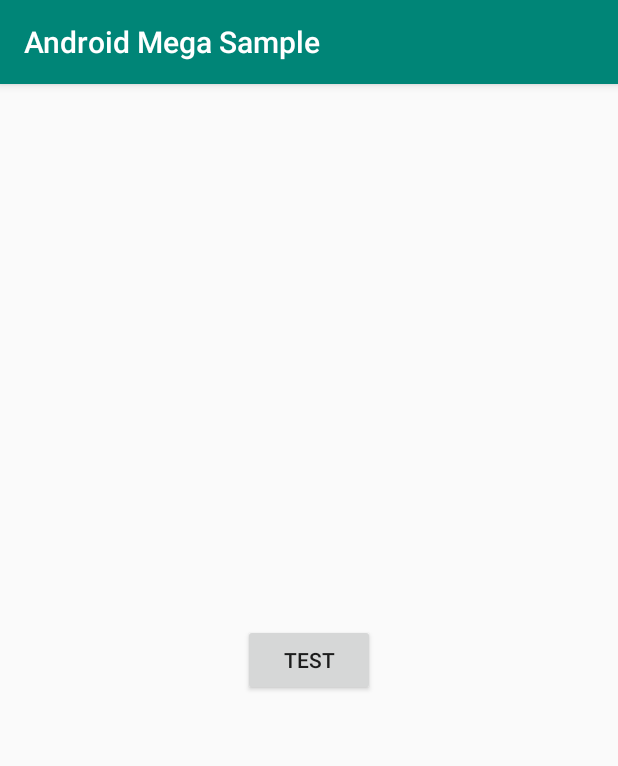
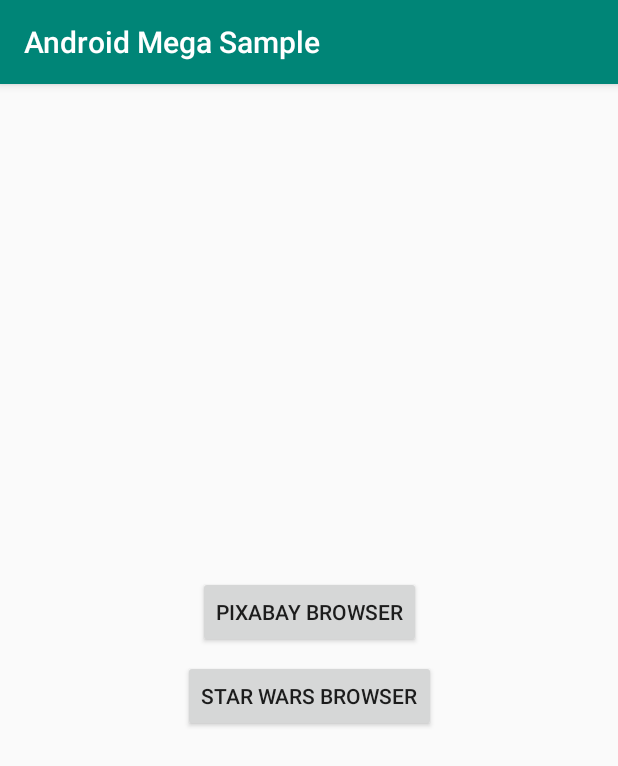
Before and after one commit to creativedrewy/PixabayBrowser, an Android app: the screen it shows after launch (LandingActivity), on a phone screen of 412 x 824 dp. Shown: the top 766 px of the screen. Run offline under Robolectric (Android 15) with nearby library versions, the phone set to English and light mode, and no system bars; our stand-ins replace Dagger/Hilt's generated code.

Commit message:
Add buttons to navigate to both sample activities.

```diff
--- a/app/src/main/java/com/creativedrewy/androidmegasample/LandingActivity.kt
+++ b/app/src/main/java/com/creativedrewy/androidmegasample/LandingActivity.kt
@@ -4,6 +4,7 @@ import android.content.Intent
 import android.os.Bundle
 import android.support.v7.app.AppCompatActivity
 import com.creativedrewy.androidmegasample.pixabaybrowser.activities.BrowseActivity
+import com.creativedrewy.androidmegasample.starwarsbrowser.activities.PeopleListActivity
 import kotlinx.android.synthetic.main.activity_landing.*
 
 class LandingActivity : AppCompatActivity() {
@@ -12,8 +13,12 @@ class LandingActivity : AppCompatActivity() {
         super.onCreate(savedInstanceState)
         setContentView(R.layout.activity_landing)
 
-        test_buttoni.setOnClickListener {
+        pixabay_button.setOnClickListener {
             startActivity(Intent(this, BrowseActivity::class.java))
+        }
+
+        starwars_button.setOnClickListener {
+            startActivity(Intent(this, PeopleListActivity::class.java))
         }
     }
 }
--- a/app/src/main/res/layout/activity_landing.xml
+++ b/app/src/main/res/layout/activity_landing.xml
@@ -1,18 +1,35 @@
 <?xml version="1.0" encoding="utf-8"?>
-<android.support.constraint.ConstraintLayout
-        xmlns:android="http://schemas.android.com/apk/res/android"
+<android.support.constraint.ConstraintLayout xmlns:android="http://schemas.android.com/apk/res/android"
+    xmlns:app="http://schemas.android.com/apk/res-auto"
     xmlns:tools="http://schemas.android.com/tools"
-        xmlns:app="http://schemas.android.com/apk/res-auto"
     android:layout_width="match_parent"
     android:layout_height="match_parent"
     tools:context=".LandingActivity">
 
     <Button
-            android:text="Test"
+        android:id="@+id/pixabay_button"
         android:layout_width="wrap_content"
         android:layout_height="wrap_content"
-            android:id="@+id/test_buttoni" android:layout_marginTop="8dp"
-            app:layout_constraintTop_toTopOf="parent" app:layout_constraintStart_toStartOf="parent"
-            android:layout_marginStart="8dp" app:layout_constraintEnd_toEndOf="parent" android:layout_marginEnd="8dp"
-            android:layout_marginBottom="8dp" app:layout_constraintBottom_toBottomOf="parent"/>
+        android:layout_marginStart="8dp"
+        android:layout_marginEnd="8dp"
+        android:text="Pixabay Browser"
+        app:layout_constraintBottom_toTopOf="@+id/starwars_button"
+        app:layout_constraintEnd_toEndOf="parent"
+        app:layout_constraintHorizontal_bias="0.5"
+        app:layout_constraintStart_toStartOf="parent"
+        app:layout_constraintTop_toTopOf="parent"
+        app:layout_constraintVertical_chainStyle="packed" />
+
+    <Button
+        android:id="@+id/starwars_button"
+        android:layout_width="wrap_content"
+        android:layout_height="wrap_content"
+        android:layout_marginTop="8dp"
+        android:layout_marginBottom="8dp"
+        android:text="Star Wars Browser"
+        app:layout_constraintBottom_toBottomOf="parent"
+        app:layout_constraintEnd_toEndOf="@+id/pixabay_button"
+        app:layout_constraintHorizontal_bias="0.5"
+        app:layout_constraintStart_toStartOf="@+id/pixabay_button"
+        app:layout_constraintTop_toBottomOf="@+id/pixabay_button" />
 </android.support.constraint.ConstraintLayout>
```
Lines whose indentation alone changed are shown as unchanged.
